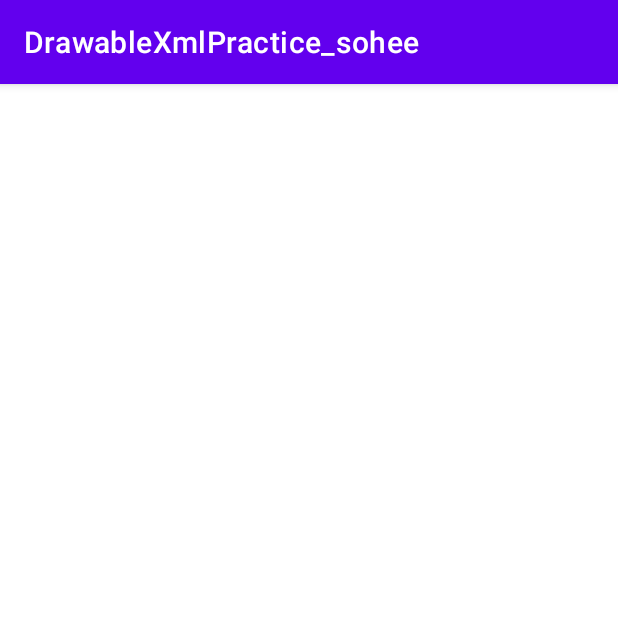
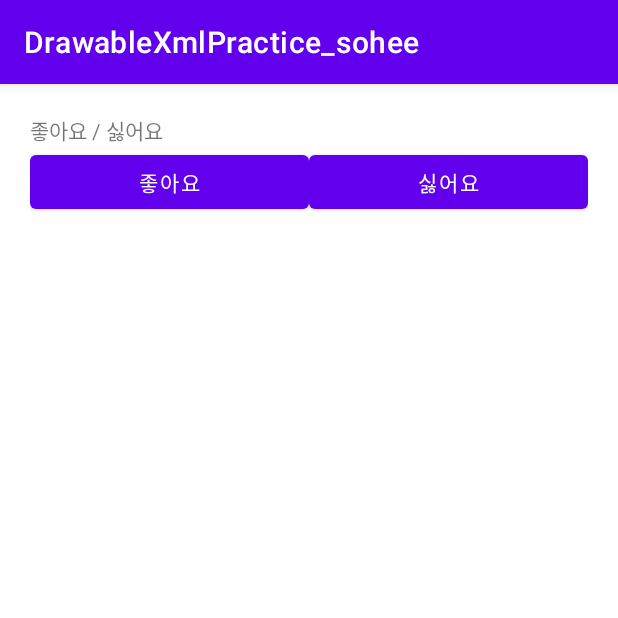
Before and after one commit to Sohee0428/DrawableXmlPractice_sohee, an Android app: the screen it shows after launch (MainActivity), on a phone screen of 412 x 824 dp, the top half of it. Run offline under Robolectric (Android 15) with nearby library versions, the phone set to English and light mode, and no system bars.

Commit message:
버튼 2개 배치  - 왼쪽 : 빨간 둥그런 테두리 버튼  - 오른쪽 : 파란 둥그런 테두리 버튼

```diff
--- a/app/src/main/res/layout/activity_main.xml
+++ b/app/src/main/res/layout/activity_main.xml
@@ -4,7 +4,33 @@
     xmlns:tools="http://schemas.android.com/tools"
     android:layout_width="match_parent"
     android:layout_height="match_parent"
-    tools:context=".MainActivity">
+    tools:context=".MainActivity"
+    android:padding="20dp"
+    android:orientation="vertical">
+
+    <TextView
+        android:layout_width="wrap_content"
+        android:layout_height="wrap_content"
+        android:text="좋아요 / 싫어요"/>
+
+    <LinearLayout
+        android:layout_width="match_parent"
+        android:layout_height="wrap_content"
+        android:orientation="horizontal">
+
+        <Button
+            android:layout_width="0dp"
+            android:layout_height="wrap_content"
+            android:text="좋아요"
+            android:layout_weight="1"/>
+
+        <Button
+            android:layout_width="0dp"
+            android:layout_height="wrap_content"
+            android:text="싫어요"
+            android:layout_weight="1"/>
 
 
+    </LinearLayout>
+
 </LinearLayout>
```
